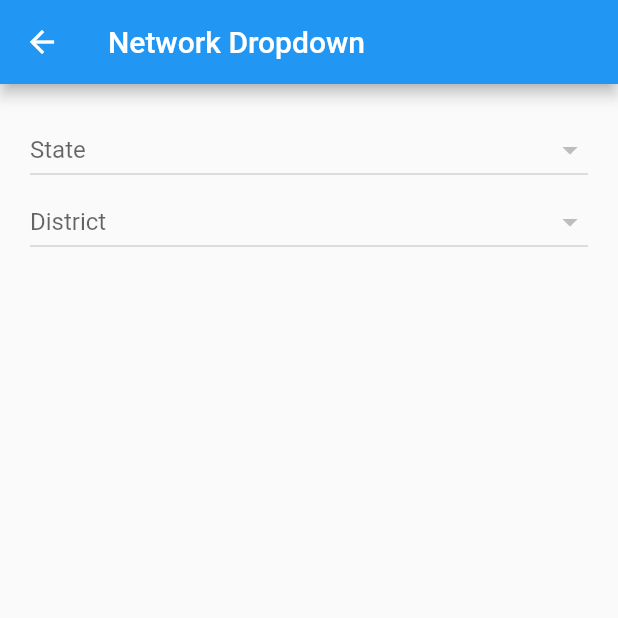
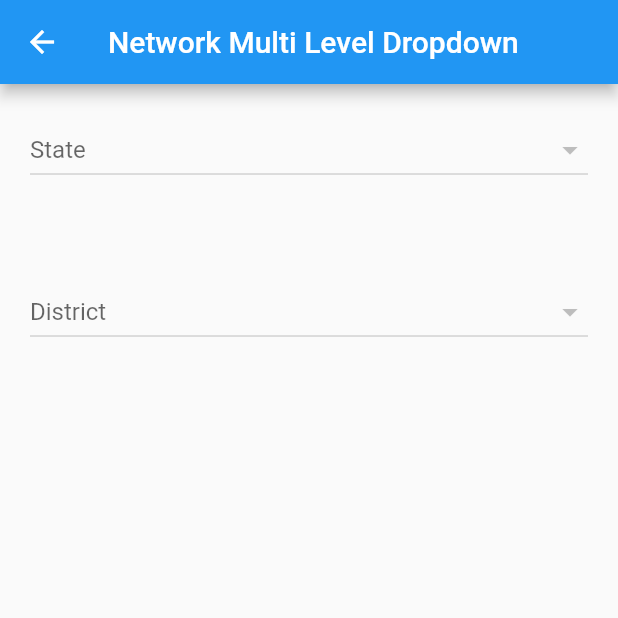
Before and after one commit to nstack-in/multilevel_dropdown_flutter, a Flutter app: the screen it shows after launch, after a tap on "Network Demo", on a phone screen of 412 x 824 dp, the top half of it. Run offline on Flutter 3.47's test engine with Material 2 defaults, Android fonts, the phone set to English and light mode, and no system bars; network calls fail.

Commit message:
added space between two dropdown

```diff
--- a/lib/main.dart
+++ b/lib/main.dart
@@ -10,6 +10,7 @@ class MyApp extends StatelessWidget {
   Widget build(BuildContext context) {
     return MaterialApp(
       title: 'Multi Level Dropdown',
+      debugShowCheckedModeBanner: false,
       home: HomePage(),
     );
   }
--- a/lib/screens/home.dart
+++ b/lib/screens/home.dart
@@ -9,18 +9,18 @@ class HomePage extends StatelessWidget {
       appBar: AppBar(
         title: Text('Multi Level Demo'),
       ),
-      body: Center(
-        child: Row(
+      body: Container(
+        padding: EdgeInsets.symmetric(horizontal: 40.0),
+        child: Column(
           mainAxisAlignment: MainAxisAlignment.center,
-          crossAxisAlignment: CrossAxisAlignment.center,
           children: [
             RaisedButton(
-              child: Container(child: Text('Static Demo')),
+              child: Center(child: Text('Static Demo')),
               onPressed: () => _staticDropDown(context),
             ),
-            SizedBox(width: 20.0),
+            SizedBox(height: 60.0),
             RaisedButton(
-              child: Container(child: Text('Network Demo')),
+              child: Center(child: Text('Network Demo')),
               onPressed: () => _networkDropDown(context),
             ),
           ],
--- a/lib/screens/network_dropdown.dart
+++ b/lib/screens/network_dropdown.dart
@@ -33,7 +33,7 @@ class _NetworkDropDownState extends State<NetworkDropDown> {
   Widget build(BuildContext context) {
     return Scaffold(
       appBar: AppBar(
-        title: Text('Network Dropdown'),
+        title: Text('Network Multi Level Dropdown'),
       ),
       body: ListView(
         padding: EdgeInsets.all(20.0),
@@ -52,6 +52,7 @@ class _NetworkDropDownState extends State<NetworkDropDown> {
             onChanged: onStateChange,
           ),
           // State Dropdown Ends here
+          SizedBox(height: 60.0),
           // Districts Dropdown
           DropdownButton<PostOffice>(
             hint: Text('District'),
--- a/lib/screens/static_dropdown.dart
+++ b/lib/screens/static_dropdown.dart
@@ -18,7 +18,7 @@ class _StaticDropDownState extends State<StaticDropDown> {
   Widget build(BuildContext context) {
     return Scaffold(
       appBar: AppBar(
-        title: Text('Multi Level Dropdown'),
+        title: Text('Static Multi Level Dropdown'),
       ),
       body: ListView(
         padding: EdgeInsets.all(20.0),
@@ -49,7 +49,7 @@ class _StaticDropDownState extends State<StaticDropDown> {
             },
           ),
           // Country Dropdown Ends here
-
+          SizedBox(height: 60.0),
           // Province Dropdown
           DropdownButton<String>(
             hint: Text('Province'),
```
